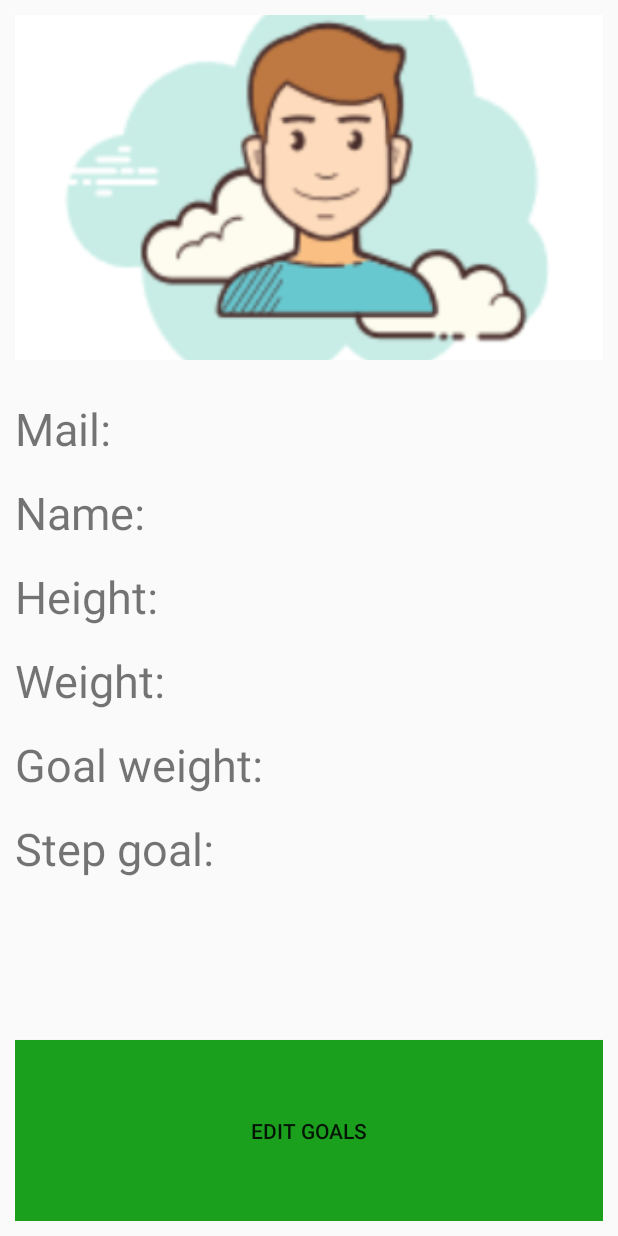
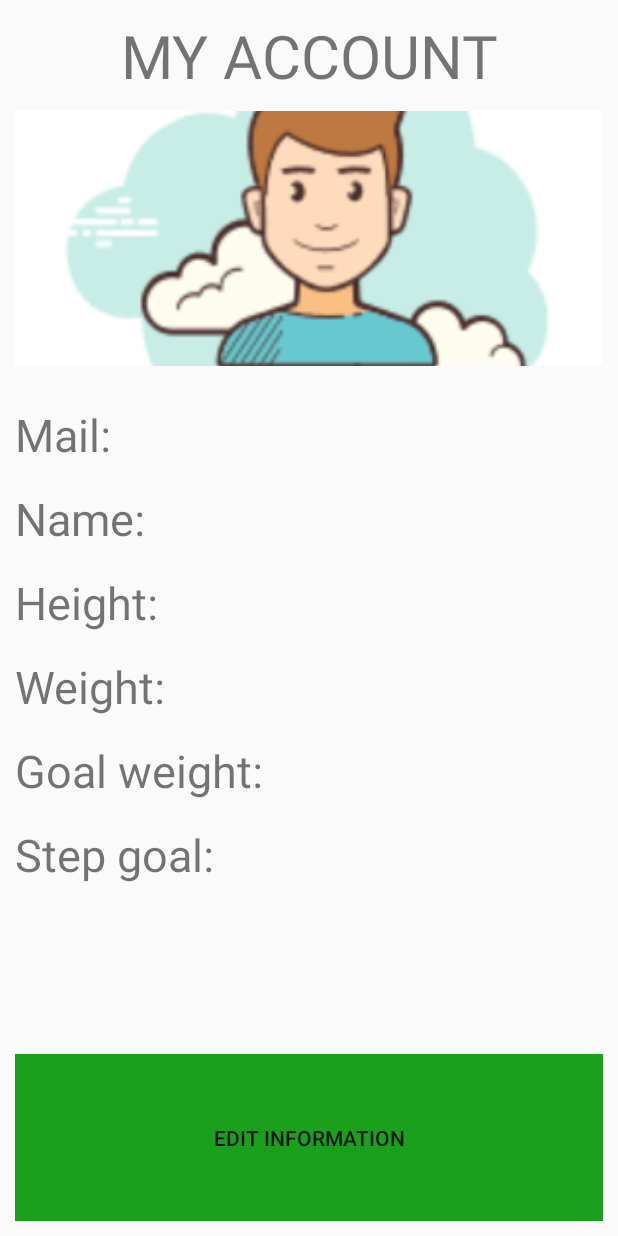
Before and after one commit to Nicolasjlf/Proyecto-Tomas-PerdidaDePeso, an Android app: the layout activity_account.xml on its own in the app's theme, with its tools: preview values and no code run, on a phone screen of 412 x 824 dp. Run offline under Robolectric (Android 15) with nearby library versions, the phone set to English and light mode, and no system bars.

Commit message:
Correcciones menores, Linkeo de AccountActivity a SettingsActivity. Principio de diseo de SettingsActivity.

```diff
--- a/ProyectoTomasSeguimientodePeso/app/src/main/AndroidManifest.xml
+++ b/ProyectoTomasSeguimientodePeso/app/src/main/AndroidManifest.xml
@@ -13,13 +13,14 @@
         <activity android:name=".SettingsActivity" />
         <activity android:name=".PhotosActivity" />
         <activity android:name=".LoginActivity" >
+        </activity>
+        <activity android:name=".AccountActivity">
             <intent-filter>
                 <action android:name="android.intent.action.MAIN" />
 
                 <category android:name="android.intent.category.LAUNCHER" />
             </intent-filter>
-        </activity>
-        <activity android:name=".AccountActivity" />
+        </activity>R
         <activity android:name=".MainActivity">
         </activity>
     </application>
--- a/ProyectoTomasSeguimientodePeso/app/src/main/res/layout/activity_account.xml
+++ b/ProyectoTomasSeguimientodePeso/app/src/main/res/layout/activity_account.xml
@@ -1,80 +1,95 @@
 <?xml version="1.0" encoding="utf-8"?>
-<LinearLayout
-    xmlns:android="http://schemas.android.com/apk/res/android"
+<LinearLayout xmlns:android="http://schemas.android.com/apk/res/android"
     xmlns:tools="http://schemas.android.com/tools"
     android:layout_width="match_parent"
     android:layout_height="match_parent"
     android:orientation="vertical"
-    tools:context=".AccountActivity"
-    android:padding="10dp">
+    android:padding="10dp"
+    tools:context=".AccountActivity">
+
+    <TextView
+        android:layout_width="match_parent"
+        android:layout_height="wrap_content"
+        android:gravity="center"
+        android:text="MY ACCOUNT"
+        android:textAlignment="center"
+        android:textSize="40sp"
+        android:layout_marginBottom="10dp"/>
+
+    <ScrollView
+        android:layout_width="match_parent"
+        android:layout_height="0dp"
+        android:layout_weight="85">
 
         <LinearLayout
             android:layout_width="match_parent"
-            android:layout_height="0dp"
-            android:layout_weight="85"
+            android:layout_height="match_parent"
             android:orientation="vertical">
 
             <ImageView
+                android:layout_width="match_parent"
+                android:layout_height="170dp"
                 android:layout_marginBottom="25dp"
                 android:scaleType="centerCrop"
-                android:src="@drawable/imagenusuario"
-                android:layout_width="match_parent"
-                android:layout_height="230dp" />
+                android:src="@drawable/imagenusuario" />
 
             <TextView
+                android:id="@+id/activityAcount_mailUser"
+                android:layout_width="match_parent"
+                android:layout_height="wrap_content"
                 android:layout_marginBottom="15dp"
-                android:id="@+id/activityAcount_mailUser"
-                android:textSize="30dp"
                 android:text="Mail: "
-                android:layout_width="match_parent"
-                android:layout_height="wrap_content" />
+                android:textSize="30dp" />
 
             <TextView
+                android:id="@+id/activityAcount_nombreUser"
+                android:layout_width="wrap_content"
+                android:layout_height="match_parent"
                 android:layout_marginBottom="15dp"
-                android:id="@+id/activityAcount_nombreUser"
-                android:textSize="30dp"
                 android:text="Name: "
-                android:layout_width="match_parent"
-                android:layout_height="wrap_content" />
+                android:textSize="30dp" />
 
             <TextView
+                android:id="@+id/activityAcount_AlturaUser"
+                android:layout_width="match_parent"
+                android:layout_height="wrap_content"
                 android:layout_marginBottom="15dp"
-                android:id="@+id/activityAcount_AlturaUser"
-                android:textSize="30dp"
                 android:text="Height: "
-                android:layout_width="match_parent"
-                android:layout_height="wrap_content" />
-            <TextView
-                android:layout_marginBottom="15dp"
-                android:id="@+id/activityAcount_pesoActualUser"
-                android:textSize="30dp"
-                android:text="Weight: "
-                android:layout_width="match_parent"
-                android:layout_height="wrap_content" />
+                android:textSize="30dp" />
 
             <TextView
+                android:id="@+id/activityAcount_pesoActualUser"
+                android:layout_width="match_parent"
+                android:layout_height="wrap_content"
                 android:layout_marginBottom="15dp"
-                android:id="@+id/activityAcount_pesoObjetivoUser"
-                android:textSize="30dp"
-                android:text="Goal weight: "
-                android:layout_width="match_parent"
-                android:layout_height="wrap_content" />
+                android:text="Weight: "
+                android:textSize="30dp" />
 
             <TextView
+                android:id="@+id/activityAcount_pesoObjetivoUser"
+                android:layout_width="match_parent"
+                android:layout_height="wrap_content"
                 android:layout_marginBottom="15dp"
+                android:text="Goal weight: "
+                android:textSize="30dp" />
+
+            <TextView
                 android:id="@+id/activityAcount_pasosObjetivoUser"
-                android:textSize="30dp"
+                android:layout_width="match_parent"
+                android:layout_height="wrap_content"
+                android:layout_marginBottom="15dp"
                 android:text="Step goal: "
-                android:layout_width="match_parent"
-                android:layout_height="wrap_content" />
+                android:textSize="30dp" />
 
         </LinearLayout>
+    </ScrollView>
 
     <Button
-        android:background="@color/verde"
-        android:text="Edit Goals"
+        android:id="@+id/activityAcount_EditInfo"
         android:layout_width="match_parent"
         android:layout_height="0dp"
-        android:layout_weight="15"/>
+        android:layout_weight="15"
+        android:background="@color/verde"
+        android:text="Edit Information" />
 
 </LinearLayout>
--- a/ProyectoTomasSeguimientodePeso/app/src/main/res/layout/activity_main.xml
+++ b/ProyectoTomasSeguimientodePeso/app/src/main/res/layout/activity_main.xml
@@ -13,11 +13,11 @@
     <TextView
         android:layout_width="match_parent"
         android:layout_height="wrap_content"
-        android:layout_weight=".2"
         android:gravity="center"
         android:text="HOME"
         android:textAlignment="center"
-        android:textSize="40sp" />
+        android:textSize="40sp"
+        android:layout_marginBottom="30dp"/>
 
     <LinearLayout
         android:layout_width="match_parent"
--- a/ProyectoTomasSeguimientodePeso/app/src/main/res/values/styles.xml
+++ b/ProyectoTomasSeguimientodePeso/app/src/main/res/values/styles.xml
@@ -1,7 +1,7 @@
 <resources>
 
     <!-- Base application theme. -->
-    <style name="AppTheme" parent="Theme.AppCompat.Light.DarkActionBar">
+    <style name="AppTheme" parent="Theme.AppCompat.Light.NoActionBar">
         <!-- Customize your theme here. -->
         <item name="colorPrimary">@color/colorPrimary</item>
         <item name="colorPrimaryDark">@color/colorPrimaryDark</item>
```
Also changed, not shown: ProyectoTomasSeguimientodePeso/app/src/main/java/com/example/proyectotomasseguimientodepeso/AccountActivity.java (+15 -0 lines), ProyectoTomasSeguimientodePeso/app/src/main/res/layout/activity_history.xml (+11 -3 lines), ProyectoTomasSeguimientodePeso/app/src/main/res/layout/activity_settings.xml (+45 -4 lines).
